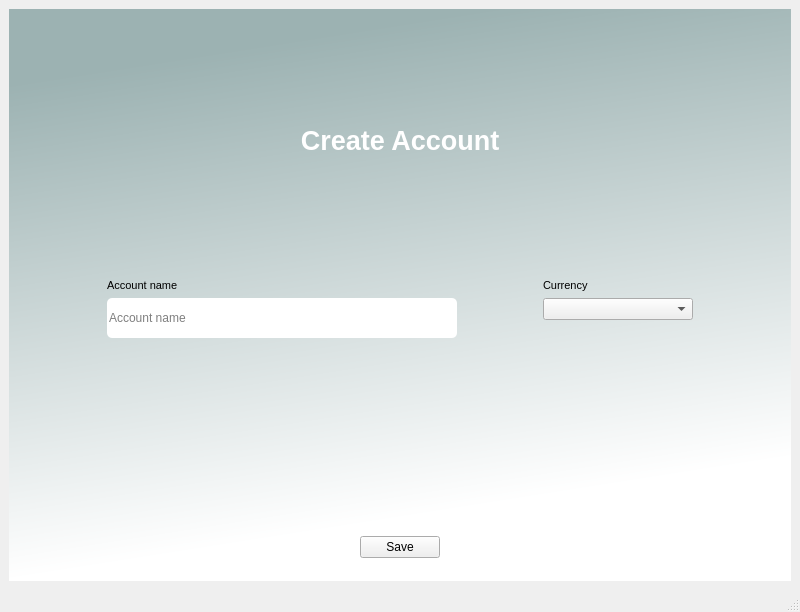
Old version of the form guicore/uis/create_account_screen.ui in the repository Igna11/billetera.
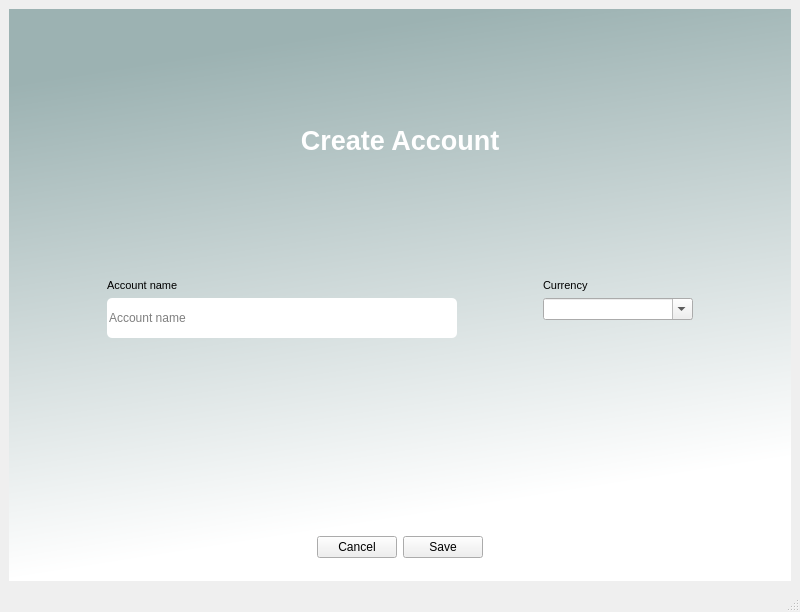
New version of the form.

What changed in the file:
```diff
--- a/guicore/uis/create_account_screen.ui
+++ b/guicore/uis/create_account_screen.ui
@@ -147,6 +147,12 @@
                 <height>16777215</height>
                </size>
               </property>
+              <property name="editable">
+               <bool>true</bool>
+              </property>
+              <property name="frame">
+               <bool>true</bool>
+              </property>
              </widget>
             </item>
             <item>
@@ -183,6 +189,13 @@
             </property>
            </spacer>
           </item>
+          <item>
+           <widget class="QPushButton" name="cancel_button">
+            <property name="text">
+             <string>Cancel</string>
+            </property>
+           </widget>
+          </item>
           <item>
            <widget class="QPushButton" name="save_button">
             <property name="text">
```
